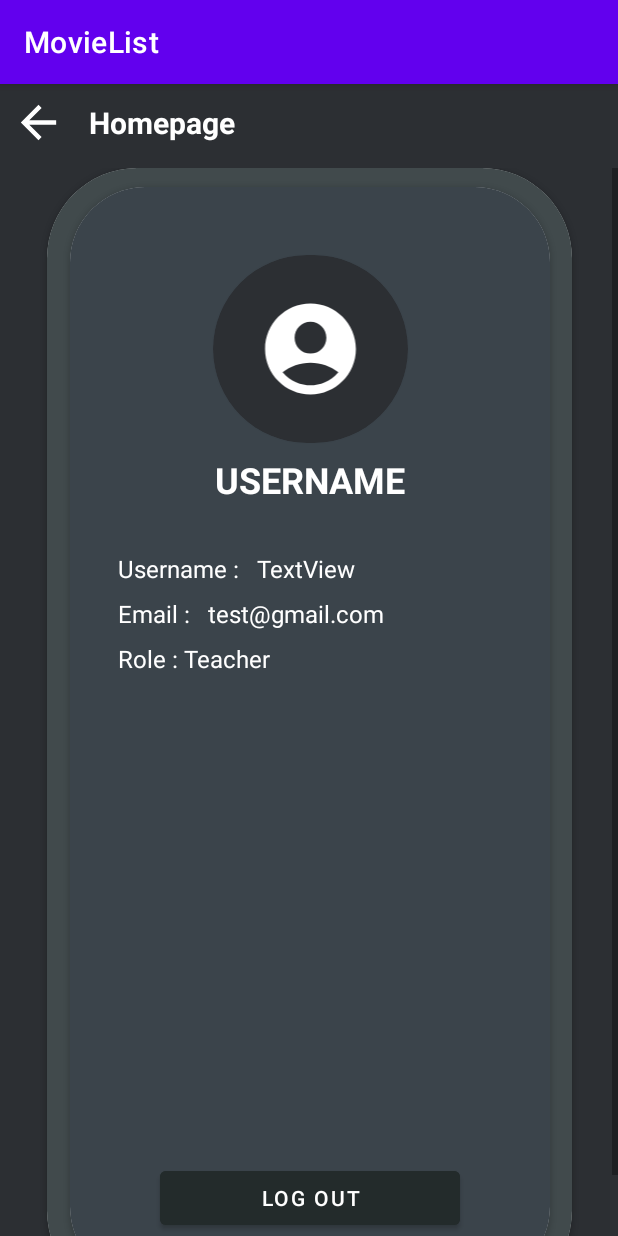
After one commit to HansJoachimW/ProgTechFinals, an Android app: the ProfileActivity screen opened directly, with no data from a screen before it, on a phone screen of 412 x 824 dp. The commit adds this screen. Run offline under Robolectric (Android 15) with nearby library versions, the phone set to English and light mode, and no system bars.

Commit message:
profile update

```diff
--- a/app/src/main/AndroidManifest.xml
+++ b/app/src/main/AndroidManifest.xml
@@ -12,6 +12,9 @@
         android:roundIcon="@mipmap/ic_launcher_round"
         android:supportsRtl="true"
         android:theme="@style/Theme.MovieList">
+        <activity
+            android:name=".ProfileActivity"
+            android:exported="false" />
         <activity
             android:name=".MainHomeActivity"
             android:exported="false" />
--- /dev/null
+++ b/app/src/main/java/com/example/movielist/ProfileActivity.kt
@@ -0,0 +1,11 @@
+package com.example.movielist
+
+import androidx.appcompat.app.AppCompatActivity
+import android.os.Bundle
+
+class ProfileActivity : AppCompatActivity() {
+    override fun onCreate(savedInstanceState: Bundle?) {
+        super.onCreate(savedInstanceState)
+        setContentView(R.layout.activity_profile)
+    }
+}
--- a/app/src/main/res/layout/activity_home.xml
+++ b/app/src/main/res/layout/activity_home.xml
@@ -8,7 +8,7 @@
     tools:context=".HomeActivity">
 
     <androidx.appcompat.widget.Toolbar
-        android:id="@+id/homeToolbar"
+        android:id="@+id/ClassHomeToolbar"
         android:layout_width="0dp"
         android:layout_height="wrap_content"
         android:background="#2c2f33"
@@ -18,40 +18,52 @@
         app:layout_constraintStart_toStartOf="parent"
         app:layout_constraintTop_toTopOf="parent" />
 
-    <TextView
-        android:id="@+id/MovieListTag"
+    <ImageButton
+        android:id="@+id/BackButtonClassHome"
         android:layout_width="wrap_content"
         android:layout_height="wrap_content"
-        android:layout_marginStart="16dp"
-        android:layout_marginTop="16dp"
-        android:text="Movie List"
+        android:layout_marginStart="8dp"
+        android:layout_marginTop="8dp"
+        android:background="#00FFFFFF"
+        app:layout_constraintStart_toStartOf="parent"
+        app:layout_constraintTop_toTopOf="parent"
+        app:srcCompat="@drawable/ic_baseline_arrow_back_35"
+        tools:ignore="SpeakableTextPresentCheck,TouchTargetSizeCheck" />
+
+    <TextView
+        android:id="@+id/ClassListTag"
+        android:layout_width="wrap_content"
+        android:layout_height="wrap_content"
+        android:layout_marginStart="24dp"
+        android:text="Classes"
         android:textColor="#FFFFFF"
         android:textSize="20sp"
-        app:layout_constraintStart_toStartOf="parent"
-        app:layout_constraintTop_toTopOf="parent" />
+        app:layout_constraintBottom_toBottomOf="@+id/BackButtonClassHome"
+        app:layout_constraintStart_toEndOf="@+id/BackButtonClassHome"
+        app:layout_constraintTop_toTopOf="@+id/BackButtonClassHome" />
 
     <TextView
-        android:id="@+id/middletag"
+        android:id="@+id/addClassTag"
         android:layout_width="wrap_content"
         android:layout_height="wrap_content"
-        android:text="Add a Movie"
+        android:text="Add Classes"
         android:textColor="#FFFFFF"
-        app:layout_constraintBottom_toBottomOf="@+id/listMovRV"
+        app:layout_constraintBottom_toBottomOf="@+id/listClassRV"
         app:layout_constraintEnd_toEndOf="parent"
         app:layout_constraintStart_toStartOf="parent"
-        app:layout_constraintTop_toBottomOf="@+id/homeToolbar" />
+        app:layout_constraintTop_toBottomOf="@+id/ClassHomeToolbar" />
 
     <androidx.recyclerview.widget.RecyclerView
-        android:id="@+id/listMovRV"
+        android:id="@+id/listClassRV"
         android:layout_width="393dp"
         android:layout_height="673dp"
         app:layout_constraintBottom_toBottomOf="parent"
         app:layout_constraintEnd_toEndOf="parent"
         app:layout_constraintStart_toStartOf="parent"
-        app:layout_constraintTop_toBottomOf="@+id/homeToolbar" />
+        app:layout_constraintTop_toBottomOf="@+id/ClassHomeToolbar" />
 
     <com.google.android.material.floatingactionbutton.FloatingActionButton
-        android:id="@+id/addFAB"
+        android:id="@+id/addClassList"
         android:layout_width="wrap_content"
         android:layout_height="wrap_content"
         android:layout_marginEnd="16dp"
--- /dev/null
+++ b/app/src/main/res/layout/activity_profile.xml
@@ -0,0 +1,195 @@
+<?xml version="1.0" encoding="utf-8"?>
+<androidx.constraintlayout.widget.ConstraintLayout xmlns:android="http://schemas.android.com/apk/res/android"
+    xmlns:app="http://schemas.android.com/apk/res-auto"
+    xmlns:tools="http://schemas.android.com/tools"
+    android:layout_width="match_parent"
+    android:layout_height="match_parent"
+    android:background="#2c2f33"
+    tools:context=".DetailActivity">
+
+
+    <androidx.appcompat.widget.Toolbar
+        android:id="@+id/userProfileToolbar"
+        android:layout_width="match_parent"
+        android:layout_height="wrap_content"
+        android:background="#2C2F33"
+        android:minHeight="?attr/actionBarSize"
+        android:theme="?attr/actionBarTheme"
+        app:layout_constraintEnd_toEndOf="parent"
+        app:layout_constraintStart_toStartOf="parent"
+        app:layout_constraintTop_toTopOf="parent" />
+
+    <ImageButton
+        android:id="@+id/BackButtonUserProfile"
+        android:layout_width="wrap_content"
+        android:layout_height="wrap_content"
+        android:layout_marginStart="8dp"
+        android:layout_marginTop="8dp"
+        android:background="#00FFFFFF"
+        app:layout_constraintStart_toStartOf="parent"
+        app:layout_constraintTop_toTopOf="parent"
+        app:srcCompat="@drawable/ic_baseline_arrow_back_35"
+        tools:ignore="SpeakableTextPresentCheck,TouchTargetSizeCheck" />
+
+    <TextView
+        android:id="@+id/UserProfileText"
+        android:layout_width="wrap_content"
+        android:layout_height="wrap_content"
+        android:layout_marginStart="16dp"
+        android:text="Homepage"
+        android:textColor="#FFFFFF"
+        android:textSize="20sp"
+        android:textStyle="bold"
+        app:layout_constraintBottom_toBottomOf="@+id/BackButtonUserProfile"
+        app:layout_constraintStart_toEndOf="@+id/BackButtonUserProfile"
+        app:layout_constraintTop_toTopOf="@+id/BackButtonUserProfile" />
+
+    <ScrollView
+        android:layout_width="0dp"
+        android:layout_height="0dp"
+        app:layout_constraintBottom_toBottomOf="parent"
+        app:layout_constraintEnd_toEndOf="parent"
+        app:layout_constraintHorizontal_bias="0.0"
+        app:layout_constraintStart_toStartOf="parent"
+        app:layout_constraintTop_toBottomOf="@+id/userProfileToolbar">
+
+        <androidx.constraintlayout.widget.ConstraintLayout
+            android:layout_width="match_parent"
+            android:layout_height="match_parent">
+
+            <androidx.cardview.widget.CardView
+                android:layout_width="wrap_content"
+                android:layout_height="wrap_content"
+                app:cardCornerRadius="60dp"
+                app:layout_constraintEnd_toEndOf="parent"
+                app:layout_constraintStart_toStartOf="parent"
+                app:layout_constraintTop_toTopOf="parent">
+
+                <androidx.constraintlayout.widget.ConstraintLayout
+                    android:layout_width="350dp"
+                    android:layout_height="755dp"
+                    android:background="#414a4c">
+
+                    <androidx.cardview.widget.CardView
+                        android:layout_width="wrap_content"
+                        android:layout_height="wrap_content"
+                        app:cardCornerRadius="50dp"
+                        app:layout_constraintBottom_toBottomOf="parent"
+                        app:layout_constraintEnd_toEndOf="parent"
+                        app:layout_constraintStart_toStartOf="parent"
+                        app:layout_constraintTop_toTopOf="parent">
+
+                        <androidx.constraintlayout.widget.ConstraintLayout
+                            android:layout_width="320dp"
+                            android:layout_height="730dp"
+                            android:background="#3b444b">
+
+                            <Button
+                                android:id="@+id/LogOutProfile"
+                                android:layout_width="200dp"
+                                android:layout_height="wrap_content"
+                                android:layout_marginBottom="32dp"
+                                android:backgroundTint="#232B2B"
+                                android:text="Log Out"
+                                app:layout_constraintBottom_toBottomOf="parent"
+                                app:layout_constraintEnd_toEndOf="parent"
+                                app:layout_constraintStart_toStartOf="parent" />
+
+                            <TextView
+                                android:id="@+id/RoleProfileData"
+                                android:layout_width="wrap_content"
+                                android:layout_height="wrap_content"
+                                android:layout_marginTop="8dp"
+                                android:text="Role : Teacher"
+                                android:textColor="#FFFFFF"
+                                android:textSize="16sp"
+                                app:layout_constraintStart_toStartOf="@+id/emailDataProfile"
+                                app:layout_constraintTop_toBottomOf="@+id/emailDataProfile" />
+
+                            <TextView
+                                android:id="@+id/emailProfileInput"
+                                android:layout_width="wrap_content"
+                                android:layout_height="wrap_content"
+                                android:layout_marginStart="8dp"
+                                android:text="test@gmail.com"
+                                android:textColor="#FFFFFF"
+                                android:textSize="16sp"
+                                app:layout_constraintBottom_toBottomOf="@+id/emailDataProfile"
+                                app:layout_constraintStart_toEndOf="@+id/emailDataProfile"
+                                app:layout_constraintTop_toTopOf="@+id/emailDataProfile" />
+
+                            <TextView
+                                android:id="@+id/emailDataProfile"
+                                android:layout_width="wrap_content"
+                                android:layout_height="wrap_content"
+                                android:layout_marginTop="8dp"
+                                android:text="Email : "
+                                android:textColor="#FFFFFF"
+                                android:textSize="16sp"
+                                app:layout_constraintStart_toStartOf="@+id/usernameDataProfile"
+                                app:layout_constraintTop_toBottomOf="@+id/usernameDataProfile" />
+
+                            <TextView
+                                android:id="@+id/usernameProfileInput"
+                                android:layout_width="wrap_content"
+                                android:layout_height="wrap_content"
+                                android:layout_marginStart="8dp"
+                                android:text="TextView"
+                                android:textColor="#FFFFFF"
+                                android:textSize="16sp"
+                                app:layout_constraintBottom_toBottomOf="@+id/usernameDataProfile"
+                                app:layout_constraintStart_toEndOf="@+id/usernameDataProfile"
+                                app:layout_constraintTop_toTopOf="@+id/usernameDataProfile" />
+
+                            <TextView
+                                android:id="@+id/usernameDataProfile"
+                                android:layout_width="wrap_content"
+                                android:layout_height="wrap_content"
+                                android:layout_marginStart="32dp"
+                                android:layout_marginTop="32dp"
+                                android:text="Username : "
+                                android:textColor="#FFFFFF"
+                                android:textSize="16sp"
+                                app:layout_constraintStart_toStartOf="parent"
+                                app:layout_constraintTop_toBottomOf="@+id/usernameProfile" />
+
+                            <TextView
+                                android:id="@+id/usernameProfile"
+                                android:layout_width="wrap_content"
+                                android:layout_height="wrap_content"
+                                android:layout_marginTop="8dp"
+                                android:text="USERNAME"
+                                android:textColor="#FFFFFF"
+                                android:textSize="24sp"
+                                android:textStyle="bold"
+                                app:layout_constraintEnd_toEndOf="@+id/cardView2"
+                                app:layout_constraintStart_toStartOf="@+id/cardView2"
+                                app:layout_constraintTop_toBottomOf="@+id/cardView2" />
+
+                            <androidx.cardview.widget.CardView
+                                android:id="@+id/cardView2"
+                                android:layout_width="130dp"
+                                android:layout_height="125dp"
+                                android:layout_marginTop="45dp"
+                                android:backgroundTint="#2C2F33"
+                                app:cardCornerRadius="100dp"
+                                app:layout_constraintEnd_toEndOf="parent"
+                                app:layout_constraintStart_toStartOf="parent"
+                                app:layout_constraintTop_toTopOf="parent">
+
+                                <ImageView
+                                    android:id="@+id/imageView6"
+                                    android:layout_width="match_parent"
+                                    android:layout_height="match_parent"
+                                    app:srcCompat="@drawable/profilebutton_foreground" />
+                            </androidx.cardview.widget.CardView>
+
+                        </androidx.constraintlayout.widget.ConstraintLayout>
+                    </androidx.cardview.widget.CardView>
+                </androidx.constraintlayout.widget.ConstraintLayout>
+            </androidx.cardview.widget.CardView>
+
+        </androidx.constraintlayout.widget.ConstraintLayout>
+    </ScrollView>
+
+</androidx.constraintlayout.widget.ConstraintLayout>
--- a/app/src/main/res/layout/activity_student_home.xml
+++ b/app/src/main/res/layout/activity_student_home.xml
@@ -18,17 +18,29 @@
       app:layout_constraintStart_toStartOf="parent"
       app:layout_constraintTop_toTopOf="parent" />
 
+  <ImageButton
+      android:id="@+id/BackButtonStudentHome"
+      android:layout_width="wrap_content"
+      android:layout_height="wrap_content"
+      android:layout_marginStart="8dp"
+      android:layout_marginTop="8dp"
+      android:background="#00FFFFFF"
+      app:layout_constraintStart_toStartOf="parent"
+      app:layout_constraintTop_toTopOf="parent"
+      app:srcCompat="@drawable/ic_baseline_arrow_back_35"
+      tools:ignore="SpeakableTextPresentCheck,TouchTargetSizeCheck" />
+
   <TextView
       android:id="@+id/StudentListTag"
       android:layout_width="wrap_content"
       android:layout_height="wrap_content"
-      android:layout_marginStart="16dp"
-      android:layout_marginTop="16dp"
+      android:layout_marginStart="24dp"
       android:text="Student List"
       android:textColor="#FFFFFF"
       android:textSize="20sp"
-      app:layout_constraintStart_toStartOf="parent"
-      app:layout_constraintTop_toTopOf="parent" />
+      app:layout_constraintBottom_toBottomOf="@+id/BackButtonStudentHome"
+      app:layout_constraintStart_toEndOf="@+id/BackButtonStudentHome"
+      app:layout_constraintTop_toTopOf="@+id/BackButtonStudentHome" />
 
   <TextView
       android:id="@+id/addStudentTag"
```
